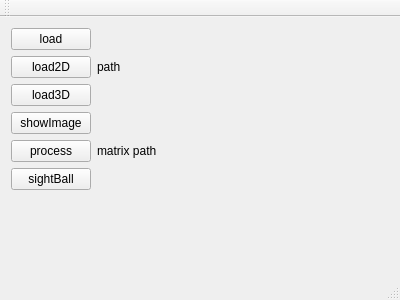
The window that mainwindow.ui (h005/3DfeatureCheck) describes before a commit, drawn with Qt 5.
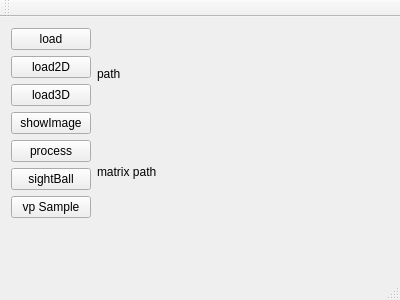
The same window after the commit.

Diff of the .ui file:
```diff
--- a/mainwindow.ui
+++ b/mainwindow.ui
@@ -64,6 +64,13 @@
           </property>
          </widget>
         </item>
+        <item>
+         <widget class="QPushButton" name="vpSample">
+          <property name="text">
+           <string>vp Sample</string>
+          </property>
+         </widget>
+        </item>
        </layout>
       </item>
       <item>
```
